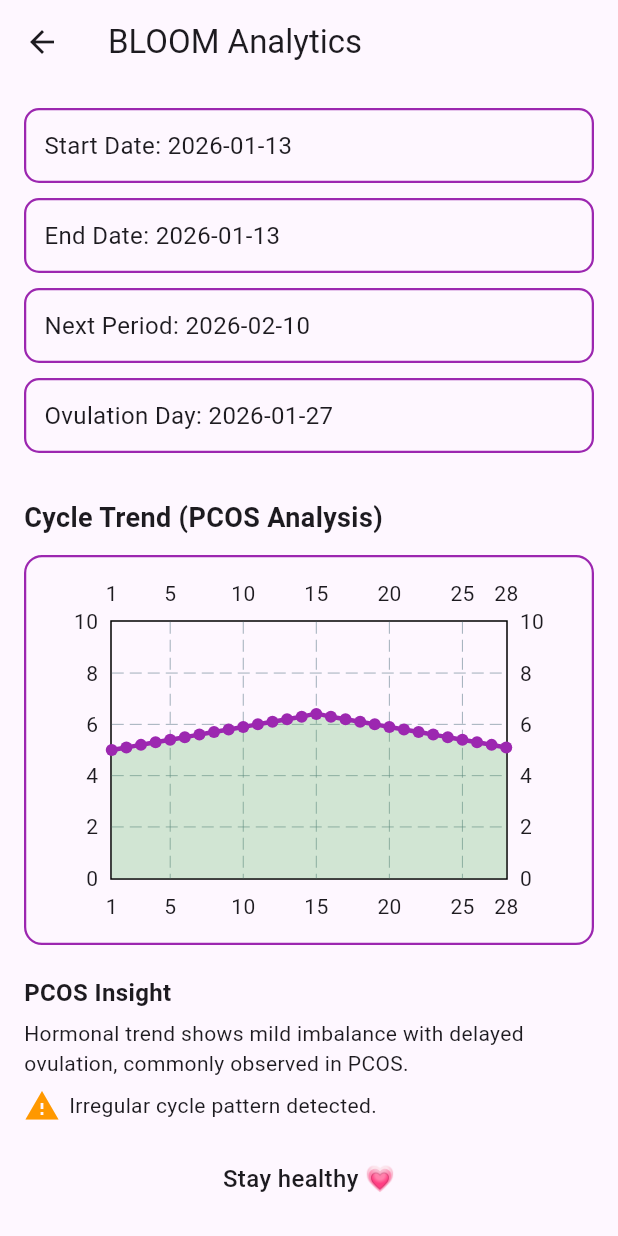
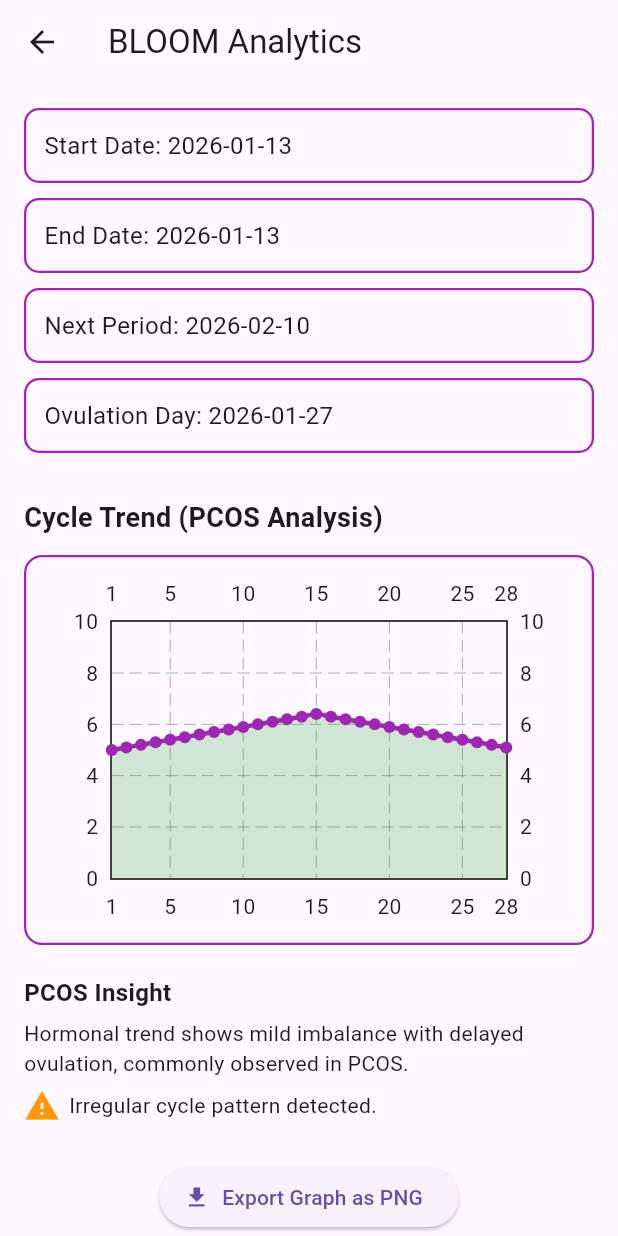
Before and after one commit to Minal090705/pcos_flutter_app, a Flutter app: the AnalyticsScreen screen opened directly with empty values, on a phone screen of 412 x 824 dp. Run offline on Flutter 3.47's test engine with Material 3 defaults, Android fonts, the phone set to English and light mode, and no system bars; drawn by our look-alikes of fl_chart; our stand-ins replace firebase_core, google_fonts; missing offline and left inert: dart:html; accounts and stored records are empty.

Commit message:
Update analytics_screen.dart

```diff
--- a/lib/screens/analytics_screen.dart
+++ b/lib/screens/analytics_screen.dart
@@ -1,18 +1,43 @@
+import 'dart:html' as html;
+import 'dart:ui' as ui;
+
 import 'package:flutter/material.dart';
+import 'package:flutter/rendering.dart'; // ✅ REQUIRED
 import 'package:fl_chart/fl_chart.dart';
 
 class AnalyticsScreen extends StatelessWidget {
   final DateTime startDate;
   final DateTime endDate;
 
-  const AnalyticsScreen({
+  AnalyticsScreen({
     super.key,
     required this.startDate,
     required this.endDate,
   });
 
+  final GlobalKey repaintKey = GlobalKey();
+
   DateTime get nextPeriod => startDate.add(const Duration(days: 28));
   DateTime get ovulationDay => startDate.add(const Duration(days: 14));
+
+  Future<void> exportPNG() async {
+    final boundary =
+    repaintKey.currentContext!.findRenderObject() as RenderRepaintBoundary;
+
+    final image = await boundary.toImage(pixelRatio: 3);
+    final byteData =
+    await image.toByteData(format: ui.ImageByteFormat.png);
+
+    final pngBytes = byteData!.buffer.asUint8List();
+    final blob = html.Blob([pngBytes]);
+    final url = html.Url.createObjectUrlFromBlob(blob);
+
+    html.AnchorElement(href: url)
+      ..download = "cycle_trend.png"
+      ..click();
+
+    html.Url.revokeObjectUrl(url);
+  }
 
   Widget infoBox(String title, DateTime date) {
     return Container(
@@ -51,7 +76,9 @@ class AnalyticsScreen extends StatelessWidget {
             ),
             const SizedBox(height: 12),
 
-            Container(
+            RepaintBoundary(
+              key: repaintKey,
+              child: Container(
                 height: 260,
                 padding: const EdgeInsets.all(12),
                 decoration: BoxDecoration(
@@ -91,6 +118,7 @@ class AnalyticsScreen extends StatelessWidget {
                   ),
                 ),
               ),
+            ),
 
             const SizedBox(height: 20),
             const Text(
@@ -111,10 +139,11 @@ class AnalyticsScreen extends StatelessWidget {
             ),
 
             const SizedBox(height: 25),
-            const Center(
-              child: Text(
-                "Stay healthy 💗",
-                style: TextStyle(fontSize: 16, fontWeight: FontWeight.w500),
+            Center(
+              child: ElevatedButton.icon(
+                onPressed: exportPNG,
+                icon: const Icon(Icons.download),
+                label: const Text("Export Graph as PNG"),
               ),
             ),
           ],
```
Lines whose indentation alone changed are shown as unchanged.
